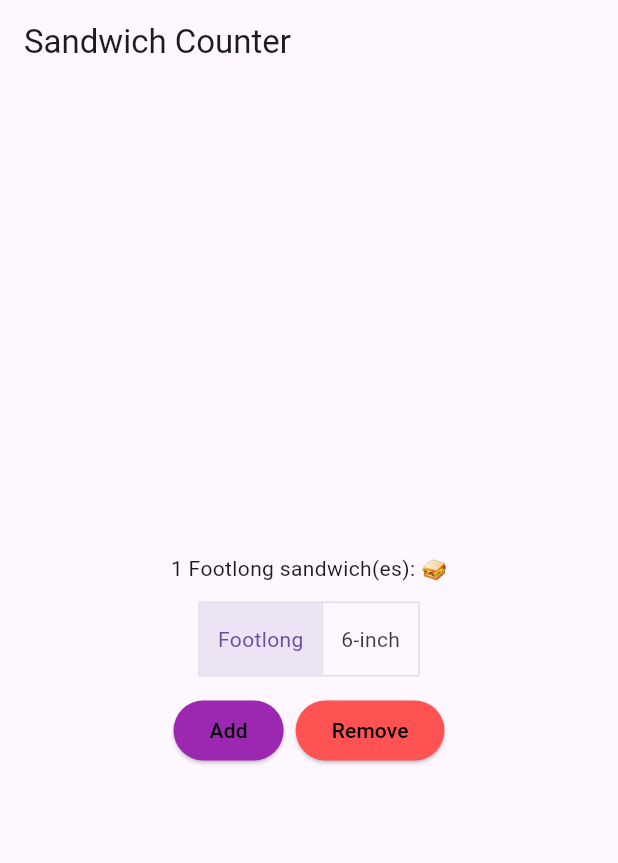
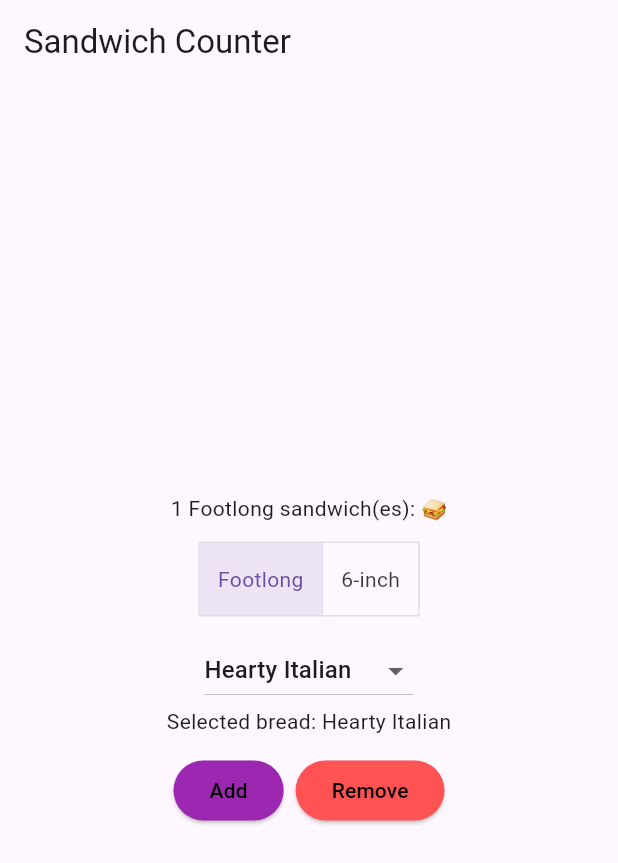
Before and after one commit to ImNotGood69/flutter_attempt, a Flutter app: the screen it shows after launch, after a tap on "Add", on a phone screen of 412 x 824 dp. Shown: the top 863 px of the screen. Run offline on Flutter 3.47's test engine with Material 3 defaults, Android fonts, the phone set to English and light mode, and no system bars.

Commit message:
added bread options

```diff
--- a/lib/main.dart
+++ b/lib/main.dart
@@ -27,8 +27,9 @@ class OrderScreen extends StatefulWidget {
 
 class _OrderScreenState extends State<OrderScreen> {
   int _quantity = 0;
-  // track selected sandwich size: true = Footlong, false = Six-inch
   bool _isFootlong = true;
+  // selected bread
+  BreadType _selectedBread = BreadType.heartyItalian;
   void _increaseQuantity() {
     if (_quantity < widget.maxQuantity) {
       setState(() => _quantity++);
@@ -67,6 +68,20 @@ class _OrderScreenState extends State<OrderScreen> {
                 ),
               ],
             ),
+            const SizedBox(height: 12),
+            // bread selector using the enum
+            DropdownButton<BreadType>(
+              value: _selectedBread,
+              onChanged: (BreadType? newValue) {
+                if (newValue == null) return;
+                setState(() => _selectedBread = newValue);
+              },
+              items: BreadType.values.map((b) {
+                return DropdownMenuItem(value: b, child: Text(b.label));
+              }).toList(),
+            ),
+            // optional: show selected bread in text
+            Text('Selected bread: ${_selectedBread.label}'),
             const SizedBox(height: 12),
             Row(
               mainAxisAlignment: MainAxisAlignment.center,
@@ -107,6 +122,24 @@ class OrderItemDisplay extends StatelessWidget {
   @override
   Widget build(BuildContext context) {
     return Text('$quantity $itemType sandwich(es): ${'🥪' * quantity}');
+  }
+}
+
+// add this enum and a helper extension for display labels
+enum BreadType { heartyItalian, honeyAndOat, wholemeal, garlicAndCheese }
+
+extension BreadTypeLabel on BreadType {
+  String get label {
+    switch (this) {
+      case BreadType.heartyItalian:
+        return 'Hearty Italian';
+      case BreadType.honeyAndOat:
+        return 'Honey & Oat';
+      case BreadType.wholemeal:
+        return 'Wholemeal';
+      case BreadType.garlicAndCheese:
+        return 'Garlic & Cheese';
+    }
   }
 }
 
@@ -235,9 +268,9 @@ class OrderItemDisplay extends StatelessWidget {
 //         // Center is a layout widget. It takes a single child and positions it
 //         // in the middle of the parent.
 //         child: Column(
-//           mainAxisAlignment: MainAxisAlignment.center,
-//           children: <Widget>[
-//             const Text(
+//     );    mainAxisAlignment: MainAxisAlignment.center,
+//   }       children: <Widget>[
+// }           const Text(
 //               'Welcome to my shop!',
 //               style: const TextStyle(
 //                 fontSize: 24,
```
